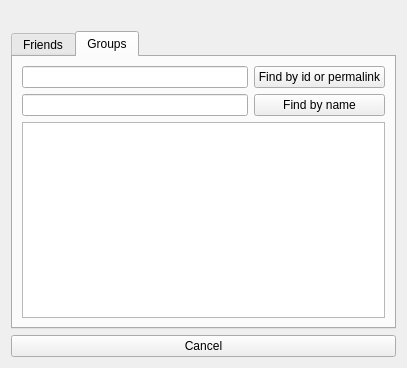
Above: dialogs/relations_dialog.ui from jeyboy/playo3 before the change. Below: the same form after it.
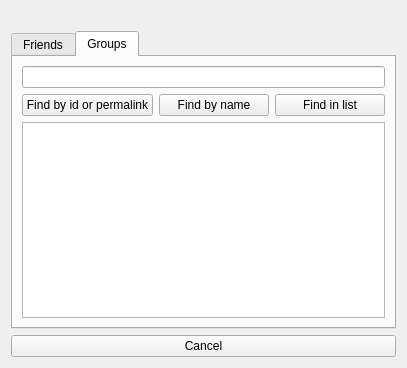
That is the form after the change. The open tabs and pages were chosen to show the change.

Commit message: improve relation dialog

```diff
--- a/dialogs/relations_dialog.ui
+++ b/dialogs/relations_dialog.ui
@@ -64,19 +64,6 @@
        <string>Groups</string>
       </attribute>
       <layout class="QGridLayout" name="gridLayout_2">
-       <item row="0" column="0">
-        <widget class="QLineEdit" name="groupId"/>
-       </item>
-       <item row="0" column="1">
-        <widget class="QPushButton" name="groupById">
-         <property name="text">
-          <string>Find by id or permalink</string>
-         </property>
-        </widget>
-       </item>
-       <item row="1" column="0">
-        <widget class="QLineEdit" name="groupName"/>
-       </item>
        <item row="1" column="1">
         <widget class="QPushButton" name="groupByName">
          <property name="text">
@@ -84,7 +71,24 @@
          </property>
         </widget>
        </item>
-       <item row="2" column="0" colspan="2">
+       <item row="1" column="0">
+        <widget class="QPushButton" name="groupById">
+         <property name="text">
+          <string>Find by id or permalink</string>
+         </property>
+        </widget>
+       </item>
+       <item row="1" column="2">
+        <widget class="QPushButton" name="groupInList">
+         <property name="text">
+          <string>Find in list</string>
+         </property>
+        </widget>
+       </item>
+       <item row="0" column="0" colspan="3">
+        <widget class="QLineEdit" name="groupPredicate"/>
+       </item>
+       <item row="2" column="0" colspan="3">
         <widget class="QListWidget" name="groupsList"/>
        </item>
       </layout>
```
Left out of the diff: 22 changed lines with no effect on the pictures. The commit also changes 2 other files.
